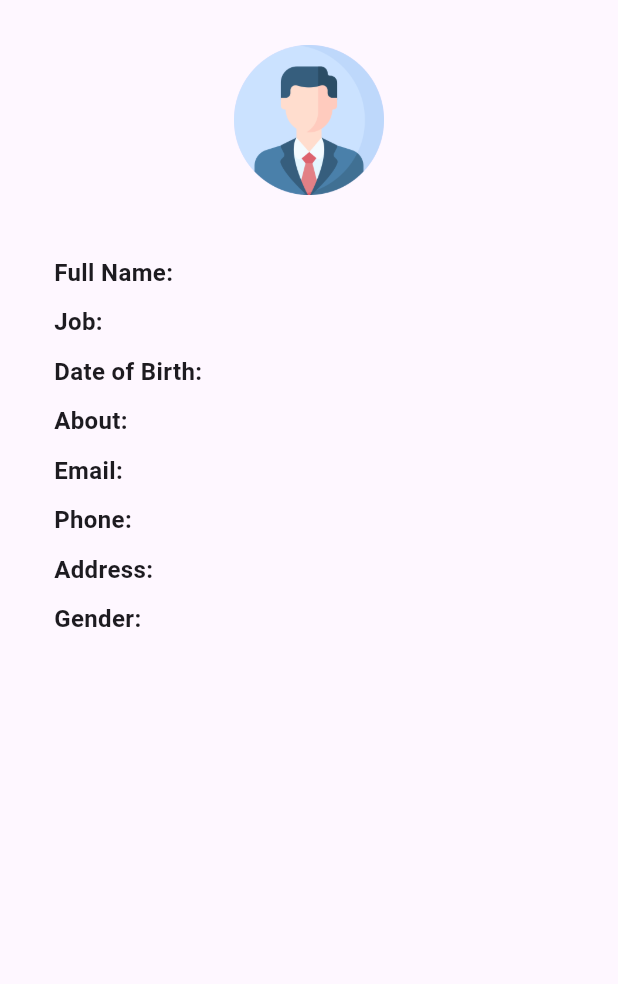
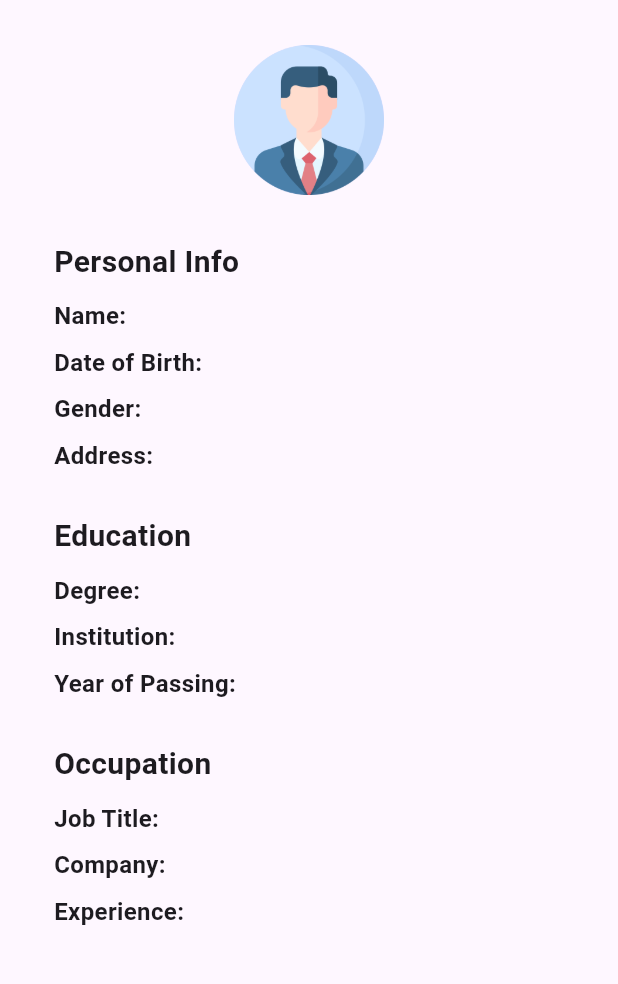
Before and after one commit to premchetlapalle/user-profile-management, a Flutter app: the UserProfileScreen screen opened directly with empty values, on a phone screen of 412 x 824 dp, the part 63-1047 px from its top. Run offline on Flutter 3.47's test engine with Material 3 defaults, Android fonts, the phone set to English and light mode, and no system bars; our stand-ins replace cloud_firestore, equatable, firebase_auth, firebase_core, firebase_storage, flutter_bloc and 1 more; accounts and stored records are empty.

Commit message:
first-commit

```diff
--- a/lib/presentation/edit_profile_screen/bloc/edit_profile_screen_bloc.dart
+++ b/lib/presentation/edit_profile_screen/bloc/edit_profile_screen_bloc.dart
@@ -3,8 +3,9 @@ import 'dart:io';
 import 'package:flutter_bloc/flutter_bloc.dart';
 import 'package:firebase_auth/firebase_auth.dart';
 import 'package:user_profile_management_app/api_services/firestore_service.dart';
-import 'edit_profile_screen_event.dart';
-import 'edit_profile_screen_state.dart';
+import 'package:user_profile_management_app/presentation/edit_profile_screen/bloc/edit_profile_screen_event.dart';
+import 'package:user_profile_management_app/presentation/edit_profile_screen/bloc/edit_profile_screen_state.dart';
+
 
 class EditProfileBloc extends Bloc<EditProfileEvent, EditProfileState> {
   final FirestoreService firestoreService;
@@ -33,14 +34,16 @@ class EditProfileBloc extends Bloc<EditProfileEvent, EditProfileState> {
         final data = doc.data()!;
         emit(state.copyWith(
           fullName: data["fullName"] ?? "",
-          job: data["job"] ?? "",
-          about: data["about"] ?? "",
           dob: data["dob"] ?? "",
+          gender: data["gender"] ?? "",
           address: data["address"] ?? "",
-          email: data["email"] ?? "",
-          phone: data["phone"] ?? "",
-          gender: data["gender"] ?? "",
-          imageUrl: data["image"] ?? "",
+          degree: data["degree"] ?? "",
+          institution: data["institution"] ?? "",
+          yearOfPassing: data["yearOfPassing"] ?? "",
+          jobTitle: data["jobTitle"] ?? "",
+          company: data["company"] ?? "",
+          experience: data["experience"] ?? "",
+          imageUrl: data["image"]?.toString(),
           isLoading: false,
           isError: false,
           isSuccess: false,
@@ -48,7 +51,7 @@ class EditProfileBloc extends Bloc<EditProfileEvent, EditProfileState> {
       } else {
         emit(state.copyWith(isLoading: false));
       }
-    } catch (e) {
+    } catch (_) {
       emit(state.copyWith(isError: true, isLoading: false));
     }
   }
@@ -71,7 +74,7 @@ class EditProfileBloc extends Bloc<EditProfileEvent, EditProfileState> {
     if (state.image != null) {
       try {
         imageUrl = await firestoreService.uploadProfileImage(uid, state.image!);
-      } catch (e) {
+      } catch (_) {
         emit(state.copyWith(isError: true, isLoading: false));
         return;
       }
@@ -79,13 +82,15 @@ class EditProfileBloc extends Bloc<EditProfileEvent, EditProfileState> {
 
     final data = {
       "fullName": event.fullName,
-      "job": event.job,
-      "about": event.about,
       "dob": event.dob,
+      "gender": event.gender,
       "address": event.address,
-      "email": event.email,
-      "phone": event.phone,
-      "gender": event.gender,
+      "degree": event.degree,
+      "institution": event.institution,
+      "yearOfPassing": event.yearOfPassing,
+      "jobTitle": event.jobTitle,
+      "company": event.company,
+      "experience": event.experience,
       "image": imageUrl ?? state.imageUrl ?? "",
     };
 
@@ -97,7 +102,7 @@ class EditProfileBloc extends Bloc<EditProfileEvent, EditProfileState> {
         await firestoreService.createUserProfile(uid, data);
       }
       emit(state.copyWith(isSuccess: true, isLoading: false));
-    } catch (e) {
+    } catch (_) {
       emit(state.copyWith(isError: true, isLoading: false));
     }
   }
--- a/lib/presentation/edit_profile_screen/bloc/edit_profile_screen_event.dart
+++ b/lib/presentation/edit_profile_screen/bloc/edit_profile_screen_event.dart
@@ -19,26 +19,40 @@ class UpdateImage extends EditProfileEvent {
 
 class SubmitProfile extends EditProfileEvent {
   final String fullName;
-  final String job;
-  final String about;
   final String dob;
+  final String gender;
   final String address;
-  final String email;
-  final String phone;
-  final String gender;
+  final String degree;
+  final String institution;
+  final String yearOfPassing;
+  final String jobTitle;
+  final String company;
+  final String experience;
 
   SubmitProfile({
     required this.fullName,
-    required this.job,
-    required this.about,
     required this.dob,
+    required this.gender,
     required this.address,
-    required this.email,
-    required this.phone,
-    required this.gender,
+    required this.degree,
+    required this.institution,
+    required this.yearOfPassing,
+    required this.jobTitle,
+    required this.company,
+    required this.experience,
   });
 
   @override
-  List<Object?> get props =>
-      [fullName, job, about, dob, address, email, phone, gender];
+  List<Object?> get props => [
+    fullName,
+    dob,
+    gender,
+    address,
+    degree,
+    institution,
+    yearOfPassing,
+    jobTitle,
+    company,
+    experience,
+  ];
 }
--- a/lib/presentation/edit_profile_screen/bloc/edit_profile_screen_state.dart
+++ b/lib/presentation/edit_profile_screen/bloc/edit_profile_screen_state.dart
@@ -3,13 +3,15 @@ import 'package:equatable/equatable.dart';
 
 class EditProfileState extends Equatable {
   final String fullName;
-  final String job;
-  final String about;
   final String dob;
+  final String gender;
   final String address;
-  final String email;
-  final String phone;
-  final String gender;
+  final String degree;
+  final String institution;
+  final String yearOfPassing;
+  final String jobTitle;
+  final String company;
+  final String experience;
   final File? image;
   final String? imageUrl;
   final bool isLoading;
@@ -18,13 +20,15 @@ class EditProfileState extends Equatable {
 
   const EditProfileState({
     this.fullName = "",
-    this.job = "",
-    this.about = "",
     this.dob = "",
+    this.gender = "",
     this.address = "",
-    this.email = "",
-    this.phone = "",
-    this.gender = "",
+    this.degree = "",
+    this.institution = "",
+    this.yearOfPassing = "",
+    this.jobTitle = "",
+    this.company = "",
+    this.experience = "",
     this.image,
     this.imageUrl,
     this.isLoading = false,
@@ -34,13 +38,15 @@ class EditProfileState extends Equatable {
 
   EditProfileState copyWith({
     String? fullName,
-    String? job,
-    String? about,
     String? dob,
+    String? gender,
     String? address,
-    String? email,
-    String? phone,
-    String? gender,
+    String? degree,
+    String? institution,
+    String? yearOfPassing,
+    String? jobTitle,
+    String? company,
+    String? experience,
     File? image,
     String? imageUrl,
     bool? isLoading,
@@ -49,31 +55,35 @@ class EditProfileState extends Equatable {
   }) {
     return EditProfileState(
       fullName: fullName ?? this.fullName,
-      job: job ?? this.job,
-      about: about ?? this.about,
       dob: dob ?? this.dob,
+      gender: gender ?? this.gender,
       address: address ?? this.address,
-      email: email ?? this.email,
-      phone: phone ?? this.phone,
-      gender: gender ?? this.gender,
+      degree: degree ?? this.degree,
+      institution: institution ?? this.institution,
+      yearOfPassing: yearOfPassing ?? this.yearOfPassing,
+      jobTitle: jobTitle ?? this.jobTitle,
+      company: company ?? this.company,
+      experience: experience ?? this.experience,
       image: image ?? this.image,
       imageUrl: imageUrl ?? this.imageUrl,
       isLoading: isLoading ?? this.isLoading,
-      isSuccess: isSuccess ?? false,
-      isError: isError ?? false,
+      isSuccess: isSuccess ?? this.isSuccess,
+      isError: isError ?? this.isError,
     );
   }
 
   @override
   List<Object?> get props => [
     fullName,
-    job,
-    about,
     dob,
+    gender,
     address,
-    email,
-    phone,
-    gender,
+    degree,
+    institution,
+    yearOfPassing,
+    jobTitle,
+    company,
+    experience,
     image,
     imageUrl,
     isLoading,
--- a/lib/presentation/user_profile_screen/user_profile_screen.dart
+++ b/lib/presentation/user_profile_screen/user_profile_screen.dart
@@ -1,20 +1,19 @@
-import 'dart:io';
-
 import 'package:flutter/material.dart';
 import 'package:flutter_bloc/flutter_bloc.dart';
-import 'package:user_profile_management_app/presentation/user_profile_screen/bloc/user_profile_screen_bloc.dart';
-import 'package:user_profile_management_app/presentation/user_profile_screen/bloc/user_profile_screen_event.dart';
-import 'package:user_profile_management_app/presentation/user_profile_screen/bloc/user_profile_screen_state.dart';
-import '../../api_services/firestore_service.dart';
+import 'package:user_profile_management_app/api_services/firestore_service.dart';
+import 'bloc/user_profile_screen_bloc.dart';
+import 'bloc/user_profile_screen_event.dart';
+import 'bloc/user_profile_screen_state.dart';
 
 class UserProfileScreen extends StatelessWidget {
   final String userId;
+
   const UserProfileScreen({super.key, required this.userId});
 
   @override
   Widget build(BuildContext context) {
     return BlocProvider(
-      create: (context) =>
+      create: (_) =>
       UserProfileBloc(firestoreService: FirestoreService())
         ..add(LoadUserProfileEvent(userId: userId)),
       child: Scaffold(
@@ -30,7 +29,6 @@ class UserProfileScreen extends StatelessWidget {
                 child: Center(
                   child: Column(
                     crossAxisAlignment: CrossAxisAlignment.center,
-                    mainAxisAlignment: MainAxisAlignment.start,
                     children: [
                       CircleAvatar(
                         radius: 50,
@@ -42,11 +40,11 @@ class UserProfileScreen extends StatelessWidget {
                             data["image"].toString().isEmpty)
                             ? Image.asset(
                           'assets/images/profile.png',
-                          height: 200,
+                          height: 100,
                         )
                             : null,
                       ),
-                      const SizedBox(height: 40),
+                      const SizedBox(height: 30),
                       Expanded(
                         child: SingleChildScrollView(
                           child: Padding(
@@ -55,32 +53,58 @@ class UserProfileScreen extends StatelessWidget {
                             child: Column(
                               crossAxisAlignment: CrossAxisAlignment.start,
                               children: [
-                                LabelValueRow(
-                                    label: "Full Name",
-                                    value: data["fullName"] ?? ""),
+                                // Personal Info
+                                const Text("Personal Info",
+                                    style: TextStyle(
+                                        fontSize: 20,
+                                        fontWeight: FontWeight.bold)),
                                 const SizedBox(height: 10),
                                 LabelValueRow(
-                                    label: "Job", value: data["job"] ?? ""),
-                                const SizedBox(height: 10),
+                                    label: "Name",
+                                    value: data["fullName"] ?? ""),
                                 LabelValueRow(
                                     label: "Date of Birth",
                                     value: data["dob"] ?? ""),
-                                const SizedBox(height: 10),
                                 LabelValueRow(
-                                    label: "About", value: data["about"] ?? ""),
-                                const SizedBox(height: 10),
-                                LabelValueRow(
-                                    label: "Email", value: data["email"] ?? ""),
-                                const SizedBox(height: 10),
-                                LabelValueRow(
-                                    label: "Phone", value: data["phone"] ?? ""),
-                                const SizedBox(height: 10),
+                                    label: "Gender",
+                                    value: data["gender"] ?? ""),
                                 LabelValueRow(
                                     label: "Address",
                                     value: data["address"] ?? ""),
+                                const SizedBox(height: 20),
+
+                                // Education
+                                const Text("Education",
+                                    style: TextStyle(
+                                        fontSize: 20,
+                                        fontWeight: FontWeight.bold)),
                                 const SizedBox(height: 10),
                                 LabelValueRow(
-                                    label: "Gender", value: data["gender"] ?? ""),
+                                    label: "Degree",
+                                    value: data["degree"] ?? ""),
+                                LabelValueRow(
+                                    label: "Institution",
+                                    value: data["institution"] ?? ""),
+                                LabelValueRow(
+                                    label: "Year of Passing",
+                                    value: data["yearOfPassing"] ?? ""),
+                                const SizedBox(height: 20),
+
+                                // Occupation
+                                const Text("Occupation",
+                                    style: TextStyle(
+                                        fontSize: 20,
+                                        fontWeight: FontWeight.bold)),
+                                const SizedBox(height: 10),
+                                LabelValueRow(
+                                    label: "Job Title",
+                                    value: data["job"] ?? ""),
+                                LabelValueRow(
+                                    label: "Company",
+                                    value: data["company"] ?? ""),
+                                LabelValueRow(
+                                    label: "Experience",
+                                    value: data["experience"] ?? ""),
                               ],
                             ),
                           ),
@@ -113,11 +137,13 @@ class LabelValueRow extends StatelessWidget {
 
   @override
   Widget build(BuildContext context) {
-    return Row(
+    return Padding(
+      padding: const EdgeInsets.only(bottom: 8.0),
+      child: Row(
         crossAxisAlignment: CrossAxisAlignment.start,
         children: [
           SizedBox(
-          width: 120,
+            width: 140,
             child: Text(
               "$label:",
               style: const TextStyle(
@@ -133,6 +159,7 @@ class LabelValueRow extends StatelessWidget {
             ),
           ),
         ],
+      ),
     );
   }
 }
```
Also changed, not shown: lib/presentation/edit_profile_screen/edit_profile_screen.dart (+170 -203 lines). Lines whose indentation alone changed are shown as unchanged.
